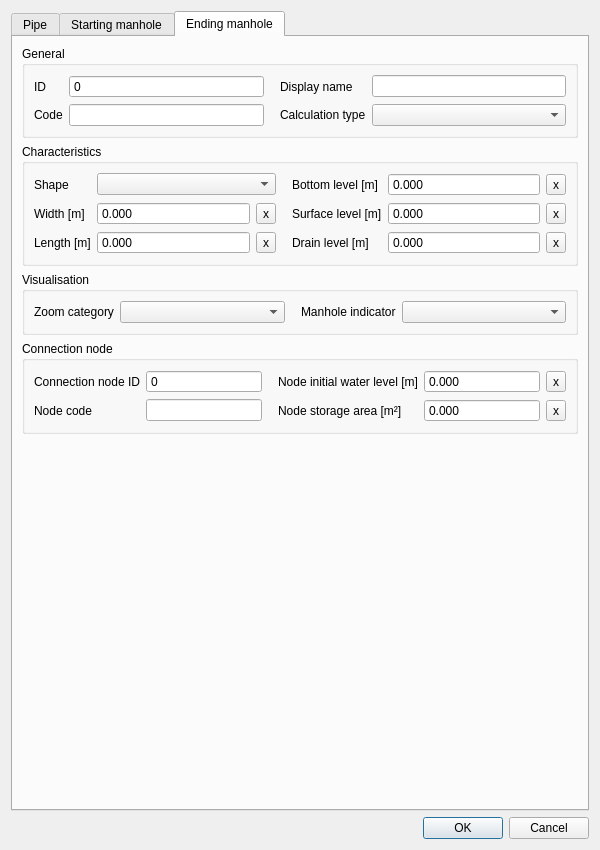
Above: threedi_schematisation_editor/forms/ui/pipe.ui from nens/threedi-schematisation-editor before the change. Below: the same form after it.
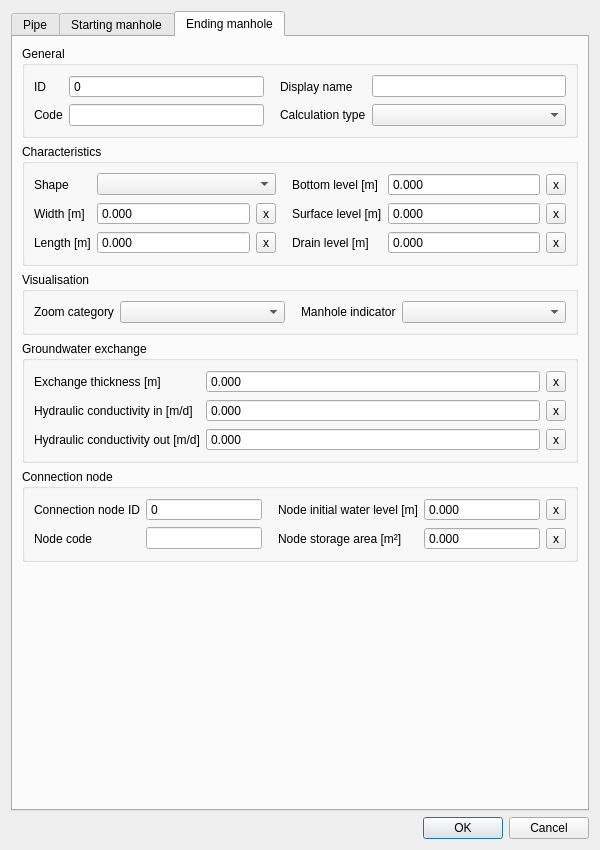
That is the form after the change. The open tabs and pages were chosen to show the change.

What changed in the file:
```diff
--- a/threedi_schematisation_editor/forms/ui/pipe.ui
+++ b/threedi_schematisation_editor/forms/ui/pipe.ui
@@ -2123,7 +2123,20 @@
          </layout>
         </widget>
        </item>
-       <item row="3" column="0">
+       <item row="5" column="0">
+        <spacer name="verticalSpacer">
+         <property name="orientation">
+          <enum>Qt::Vertical</enum>
+         </property>
+         <property name="sizeHint" stdset="0">
+          <size>
+           <width>20</width>
+           <height>40</height>
+          </size>
+         </property>
+        </spacer>
+       </item>
+       <item row="4" column="0">
         <widget class="QGroupBox" name="grp_conn_node_3">
          <property name="enabled">
           <bool>true</bool>
@@ -2286,18 +2299,140 @@
          </layout>
         </widget>
        </item>
-       <item row="4" column="0">
-        <spacer name="verticalSpacer">
-         <property name="orientation">
-          <enum>Qt::Vertical</enum>
+       <item row="3" column="0">
+        <widget class="QGroupBox" name="grp_groundwater_3">
+         <property name="title">
+          <string>Groundwater exchange</string>
          </property>
-         <property name="sizeHint" stdset="0">
-          <size>
-           <width>20</width>
-           <height>40</height>
-          </size>
-         </property>
-        </spacer>
+         <layout class="QGridLayout" name="gridLayout_21">
+          <item row="0" column="1">
+           <widget class="QDoubleSpinBox" name="manhole_2_exchange_thickness">
+            <property name="sizePolicy">
+             <sizepolicy hsizetype="Expanding" vsizetype="Fixed">
+              <horstretch>0</horstretch>
+              <verstretch>0</verstretch>
+             </sizepolicy>
+            </property>
+            <property name="locale">
+             <locale language="English" country="UnitedStates"/>
+            </property>
+            <property name="buttonSymbols">
+             <enum>QAbstractSpinBox::NoButtons</enum>
+            </property>
+            <property name="decimals">
+             <number>3</number>
+            </property>
+            <property name="maximum">
+             <double>1000000.000000000000000</double>
+            </property>
+           </widget>
+          </item>
+          <item row="0" column="2">
+           <widget class="QToolButton" name="manhole_2_exchange_thickness_clear">
+            <property name="text">
+             <string>x</string>
+            </property>
+           </widget>
+          </item>
+          <item row="0" column="0">
+           <widget class="QLabel" name="label_54">
+            <property name="locale">
+             <locale language="English" country="UnitedStates"/>
+            </property>
+            <property name="text">
+             <string>Exchange thickness [m]</string>
+            </property>
+            <property name="alignment">
+             <set>Qt::AlignLeading|Qt::AlignLeft|Qt::AlignVCenter</set>
+            </property>
+           </widget>
+          </item>
+          <item row="1" column="0">
+           <widget class="QLabel" name="label_55">
+            <property name="locale">
+             <locale language="English" country="UnitedStates"/>
+            </property>
+            <property name="text">
+             <string>Hydraulic conductivity in [m/d]</string>
+            </property>
+            <property name="alignment">
+             <set>Qt::AlignLeading|Qt::AlignLeft|Qt::AlignVCenter</set>
+            </property>
+           </widget>
+          </item>
+          <item row="1" column="1">
+           <widget class="QDoubleSpinBox" name="manhole_2_hydraulic_conductivity_in">
+            <property name="sizePolicy">
+             <sizepolicy hsizetype="Expanding" vsizetype="Fixed">
+              <horstretch>0</horstretch>
+              <verstretch>0</verstretch>
+             </sizepolicy>
+            </property>
+            <property name="locale">
+             <locale language="English" country="UnitedStates"/>
+            </property>
+            <property name="buttonSymbols">
+             <enum>QAbstractSpinBox::NoButtons</enum>
+            </property>
+            <property name="decimals">
+             <number>3</number>
+            </property>
+            <property name="maximum">
+             <double>1000000.000000000000000</double>
+            </property>
+           </widget>
+          </item>
+          <item row="1" column="2">
+           <widget class="QToolButton" name="manhole_2_hydraulic_conductivity_in_clear">
+            <property name="text">
+             <string>x</string>
+            </property>
+           </widget>
+          </item>
+          <item row="2" column="0">
+           <widget class="QLabel" name="label_56">
+            <property name="locale">
+             <locale language="English" country="UnitedStates"/>
+            </property>
+            <property name="text">
+             <string>Hydraulic conductivity out [m/d]</string>
+            </property>
+            <property name="alignment">
+             <set>Qt::AlignLeading|Qt::AlignLeft|Qt::AlignVCenter</set>
+            </property>
+           </widget>
+          </item>
+          <item row="2" column="1">
+           <widget class="QDoubleSpinBox" name="manhole_2_hydraulic_conductivity_out">
+            <property name="sizePolicy">
+             <sizepolicy hsizetype="Expanding" vsizetype="Fixed">
+              <horstretch>0</horstretch>
+              <verstretch>0</verstretch>
+             </sizepolicy>
+            </property>
+            <property name="locale">
+             <locale language="English" country="UnitedStates"/>
+            </property>
+            <property name="buttonSymbols">
+             <enum>QAbstractSpinBox::NoButtons</enum>
+            </property>
+            <property name="decimals">
+             <number>3</number>
+            </property>
+            <property name="maximum">
+             <double>1000000.000000000000000</double>
+            </property>
+           </widget>
+          </item>
+          <item row="2" column="2">
+           <widget class="QToolButton" name="manhole_2_hydraulic_conductivity_out_clear">
+            <property name="text">
+             <string>x</string>
+            </property>
+           </widget>
+          </item>
+         </layout>
+        </widget>
        </item>
       </layout>
      </widget>
```
Left out of the diff: 1015 changed lines with no effect on the pictures.
